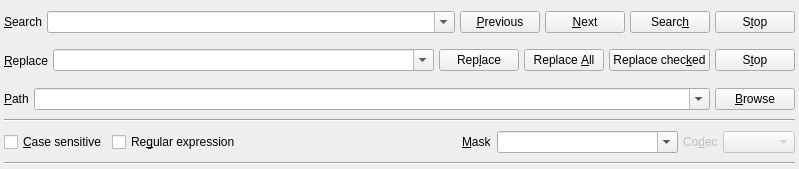
andreikop/enki, file mks/ui/SearchWidget.ui: the form before one commit.
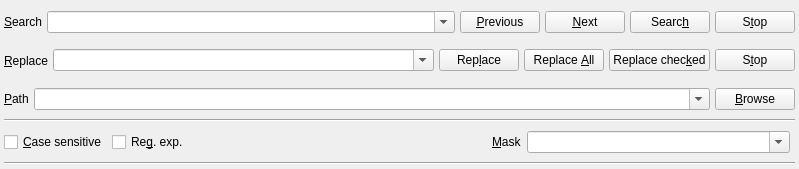
The form after the commit. Icons and pictures are not drawn.

Commit message: Search widget is not so wide

```diff
--- a/mks/ui/SearchWidget.ui
+++ b/mks/ui/SearchWidget.ui
@@ -323,7 +323,7 @@
       <item>
        <widget class="QCheckBox" name="cbRegularExpression">
         <property name="text">
-         <string>Re&amp;gular expression</string>
+         <string>Re&amp;g. exp.</string>
         </property>
        </widget>
       </item>
@@ -401,32 +401,6 @@
          <property name="margin">
           <number>0</number>
          </property>
-         <item>
-          <widget class="QLabel" name="lEncoding">
-           <property name="enabled">
-            <bool>false</bool>
-           </property>
-           <property name="sizePolicy">
-            <sizepolicy hsizetype="Maximum" vsizetype="Preferred">
-             <horstretch>0</horstretch>
-             <verstretch>0</verstretch>
-            </sizepolicy>
-           </property>
-           <property name="text">
-            <string>Co&amp;dec</string>
-           </property>
-           <property name="buddy">
-            <cstring>cbEncoding</cstring>
-           </property>
-          </widget>
-         </item>
-         <item>
-          <widget class="QComboBox" name="cbEncoding">
-           <property name="enabled">
-            <bool>false</bool>
-           </property>
-          </widget>
-         </item>
         </layout>
        </widget>
       </item>
```
The commit also changes 2 other files.
